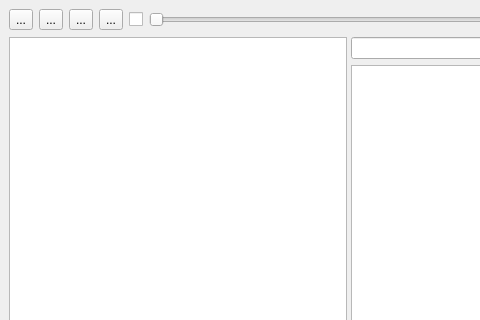
Before: the Qt Designer form design.ui in breakeneck/foobar-qt, drawn with Qt 5; both pictures show x 0 to 480 and y 0 to 320 of the 1040 by 676 pixel window.
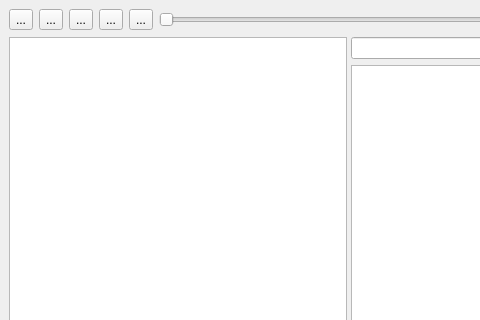
After: the same form once the commit is applied.

Commit message: Improve: implemented checkable buttons; New: implemented random order behavior

Diff of the .ui file:
```diff
--- a/design.ui
+++ b/design.ui
@@ -52,9 +52,12 @@
        </widget>
       </item>
       <item>
-       <widget class="QCheckBox" name="stopAfterChk">
+       <widget class="QToolButton" name="stopAfterBtn">
         <property name="text">
-         <string/>
+         <string>...</string>
+        </property>
+        <property name="checkable">
+         <bool>true</bool>
         </property>
        </widget>
       </item>
```
Left out of the diff: 17 changed lines with no effect on the pictures. The commit also changes 2 other files.
